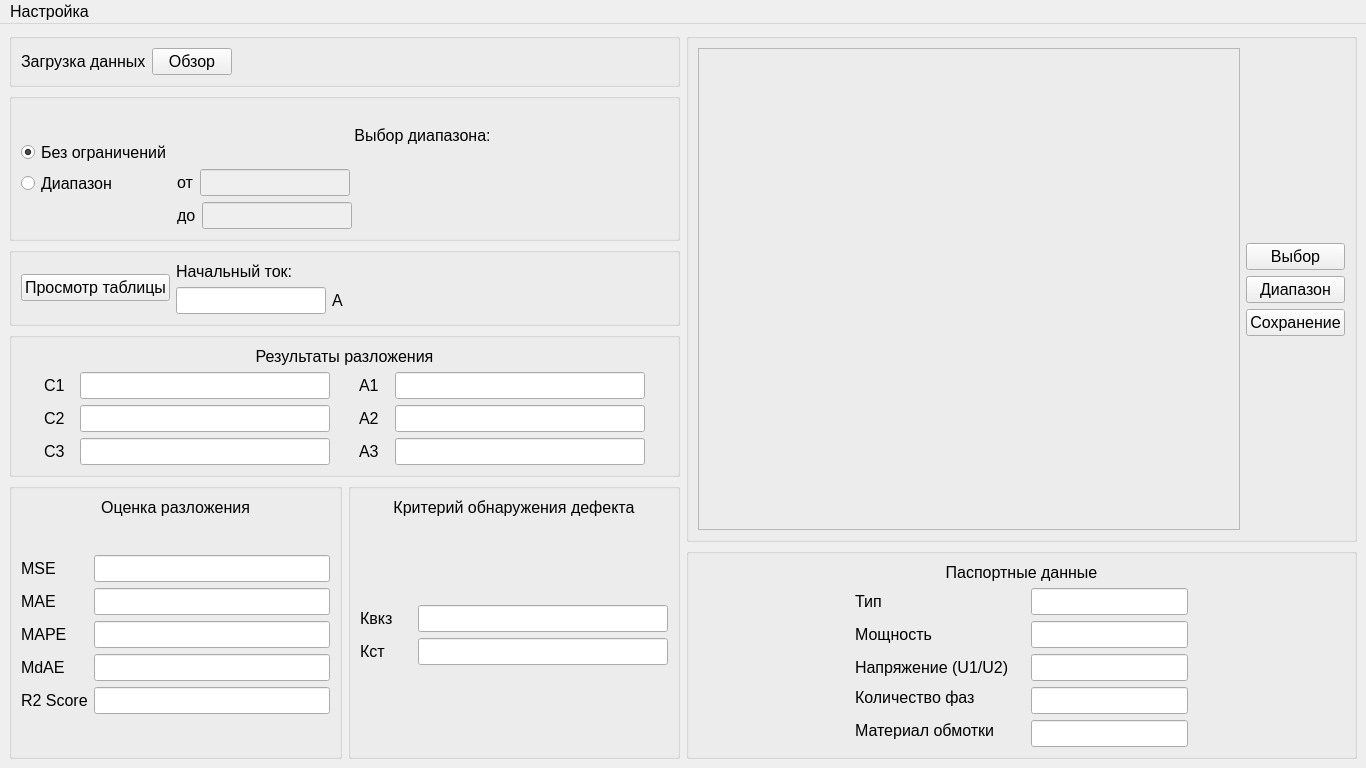
Before: the Qt Designer form ui/qt_ui/ui_mainwindow.ui in RuslanUsmanov/transformator_decomposer, drawn with Qt 5.
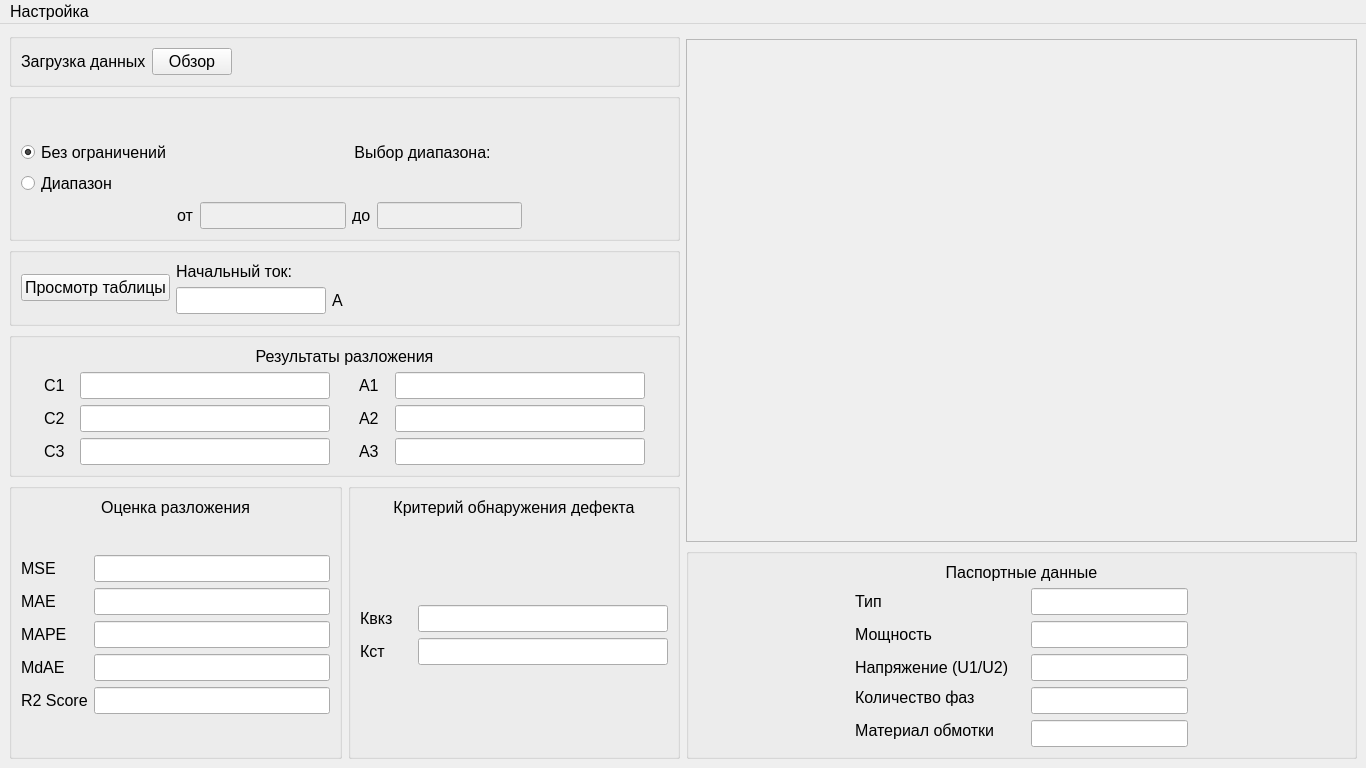
After: the same form once the commit is applied.

Commit message: Убрал кнопки справа

```diff
--- a/ui/qt_ui/ui_mainwindow.ui
+++ b/ui/qt_ui/ui_mainwindow.ui
@@ -26,7 +26,7 @@
   </property>
   <widget class="QWidget" name="centralwidget">
    <layout class="QGridLayout" name="gridLayout_5">
-    <item row="0" column="0" rowspan="2">
+    <item row="0" column="0" rowspan="3">
      <layout class="QVBoxLayout" name="verticalLayout_8">
       <item>
        <layout class="QVBoxLayout" name="verticalLayout_4">
@@ -157,23 +157,6 @@
                 </widget>
                </item>
                <item>
-                <spacer name="horizontalSpacer_12">
-                 <property name="orientation">
-                  <enum>Qt::Orientation::Horizontal</enum>
-                 </property>
-                 <property name="sizeHint" stdset="0">
-                  <size>
-                   <width>40</width>
-                   <height>20</height>
-                  </size>
-                 </property>
-                </spacer>
-               </item>
-              </layout>
-             </item>
-             <item>
-              <layout class="QHBoxLayout" name="horizontalLayout_3">
-               <item>
                 <widget class="QLabel" name="label_4">
                  <property name="text">
                   <string>до</string>
@@ -197,7 +180,7 @@
                 </widget>
                </item>
                <item>
-                <spacer name="horizontalSpacer_13">
+                <spacer name="horizontalSpacer_12">
                  <property name="orientation">
                   <enum>Qt::Orientation::Horizontal</enum>
                  </property>
@@ -761,7 +744,7 @@
       </item>
      </layout>
     </item>
-    <item row="1" column="1">
+    <item row="2" column="1">
      <widget class="QGroupBox" name="groupBox_7">
       <property name="minimumSize">
        <size>
@@ -1014,13 +997,7 @@
       </layout>
      </widget>
     </item>
-    <item row="0" column="1">
-     <widget class="QGroupBox" name="groupBox_6">
-      <property name="title">
-       <string/>
-      </property>
-      <layout class="QHBoxLayout" name="horizontalLayout_9">
-       <item>
+    <item row="1" column="1">
         <widget class="QFrame" name="canvas_frame">
          <property name="sizePolicy">
           <sizepolicy hsizetype="Expanding" vsizetype="Expanding">
@@ -1034,60 +1011,6 @@
          <property name="frameShadow">
           <enum>QFrame::Shadow::Raised</enum>
          </property>
-        </widget>
-       </item>
-       <item>
-        <layout class="QVBoxLayout" name="verticalLayout_9">
-         <item>
-          <spacer name="verticalSpacer">
-           <property name="orientation">
-            <enum>Qt::Orientation::Vertical</enum>
-           </property>
-           <property name="sizeHint" stdset="0">
-            <size>
-             <width>20</width>
-             <height>40</height>
-            </size>
-           </property>
-          </spacer>
-         </item>
-         <item>
-          <widget class="QPushButton" name="select_pushbutton">
-           <property name="text">
-            <string>Выбор</string>
-           </property>
-          </widget>
-         </item>
-         <item>
-          <widget class="QPushButton" name="diap_pushbutton">
-           <property name="text">
-            <string>Диапазон</string>
-           </property>
-          </widget>
-         </item>
-         <item>
-          <widget class="QPushButton" name="save_graph_pushbutton">
-           <property name="text">
-            <string>Сохранение</string>
-           </property>
-          </widget>
-         </item>
-         <item>
-          <spacer name="verticalSpacer_2">
-           <property name="orientation">
-            <enum>Qt::Orientation::Vertical</enum>
-           </property>
-           <property name="sizeHint" stdset="0">
-            <size>
-             <width>20</width>
-             <height>40</height>
-            </size>
-           </property>
-          </spacer>
-         </item>
-        </layout>
-       </item>
-      </layout>
      </widget>
     </item>
    </layout>
```
Lines whose indentation alone changed are shown as unchanged. The commit also changes 1 other file.
